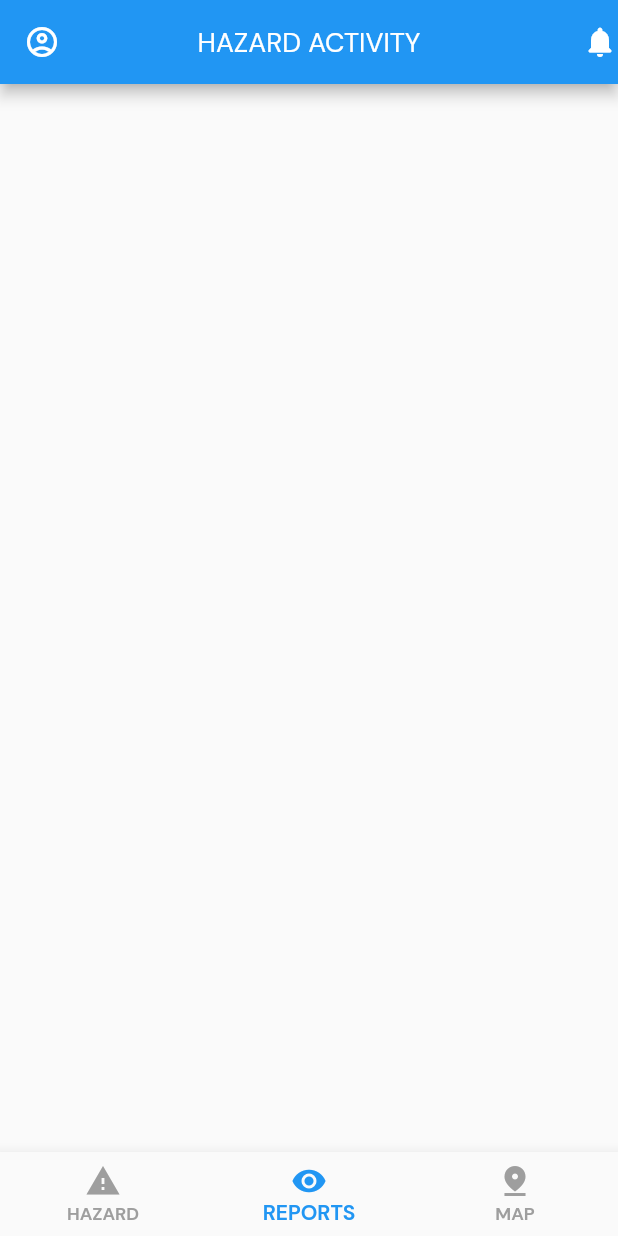
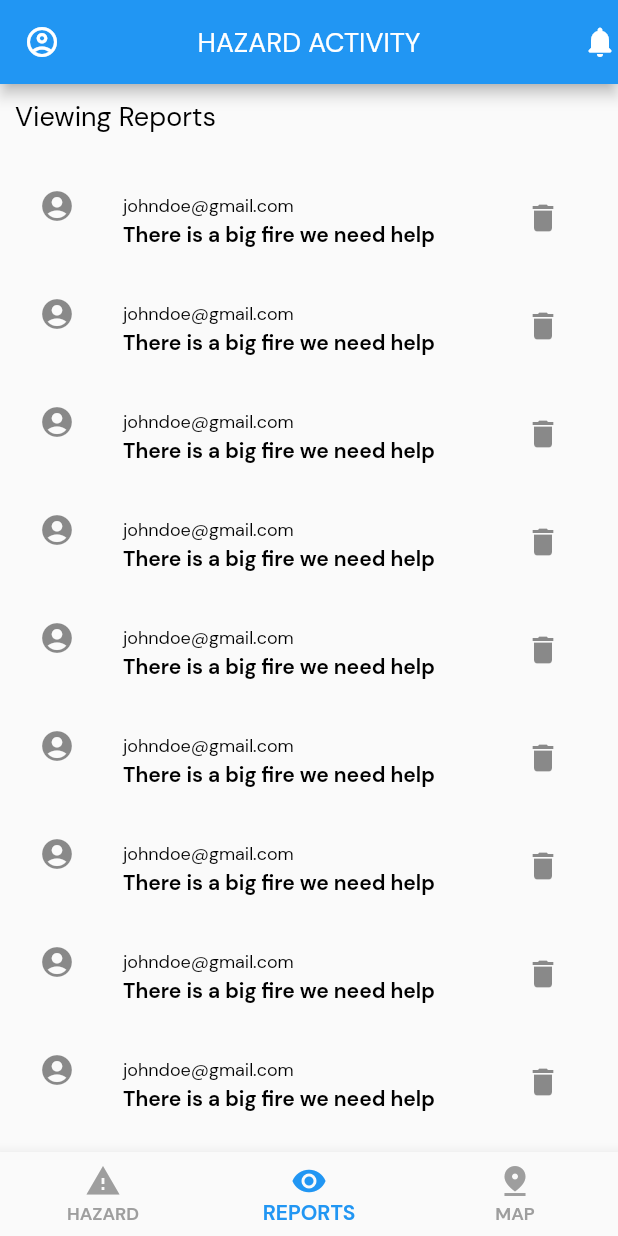
Before and after one commit to lansoyyy/responder, a Flutter app: the HomeScreen screen opened directly, item 2 of the bottom bar chosen, on a phone screen of 412 x 824 dp. Run offline on Flutter 3.47's test engine with Material 2 defaults, Android fonts, the phone set to English and light mode, and no system bars; our stand-ins replace fluttertoast.

Commit message:
added reports tab

```diff
--- a/lib/screens/home_screen.dart
+++ b/lib/screens/home_screen.dart
@@ -1,5 +1,6 @@
 import 'package:flutter/material.dart';
 import 'package:responder/screens/tabs/hazard_tab.dart';
+import 'package:responder/screens/tabs/report_tab.dart';
 import 'package:responder/widgets/text_widget.dart';
 
 class HomeScreen extends StatefulWidget {
@@ -12,7 +13,7 @@ class HomeScreen extends StatefulWidget {
 class _HomeScreenState extends State<HomeScreen> {
   final List<Widget> children = [
     const HazardTab(),
-    const SizedBox(),
+    const ReportTab(),
     const SizedBox(),
   ];
 
--- /dev/null
+++ b/lib/screens/tabs/report_tab.dart
@@ -0,0 +1,48 @@
+import 'package:flutter/material.dart';
+import 'package:responder/widgets/text_widget.dart';
+
+class ReportTab extends StatelessWidget {
+  const ReportTab({super.key});
+
+  @override
+  Widget build(BuildContext context) {
+    return Padding(
+      padding: const EdgeInsets.all(10.0),
+      child: Column(
+        crossAxisAlignment: CrossAxisAlignment.start,
+        children: [
+          TextWidget(
+            text: 'Viewing Reports',
+            fontSize: 18,
+          ),
+          const SizedBox(
+            height: 20,
+          ),
+          Expanded(
+            child: ListView.builder(
+              itemBuilder: (context, index) {
+                return ListTile(
+                  leading: const Icon(
+                    Icons.account_circle,
+                  ),
+                  title: TextWidget(text: 'johndoe@gmail.com', fontSize: 12),
+                  subtitle: TextWidget(
+                    text: 'There is a big fire we need help',
+                    fontSize: 14,
+                    fontFamily: 'Bold',
+                  ),
+                  trailing: IconButton(
+                    onPressed: () {},
+                    icon: const Icon(
+                      Icons.delete,
+                    ),
+                  ),
+                );
+              },
+            ),
+          )
+        ],
+      ),
+    );
+  }
+}
```
